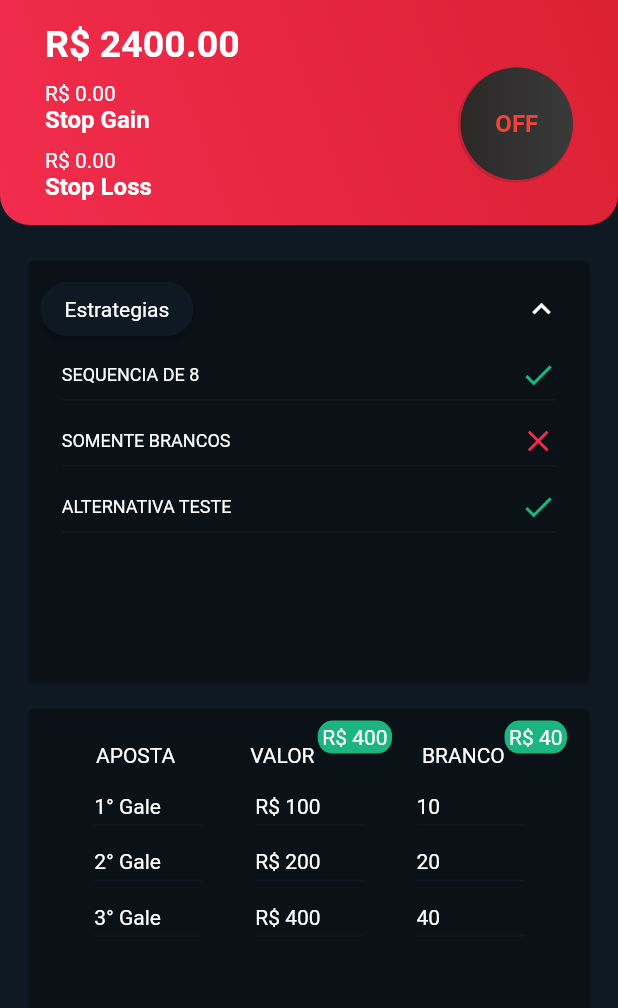
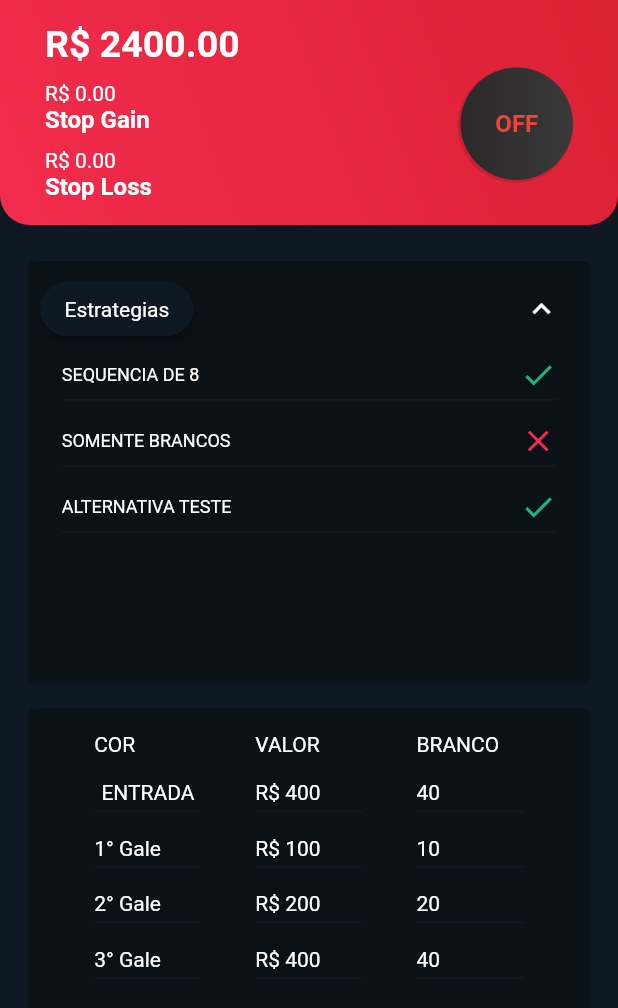
Before and after one commit to infixs/iabets-app, a Flutter app: the BlazePage screen opened directly, on a phone screen of 412 x 824 dp. Shown: the top 1008 px of the screen. Run offline on Flutter 3.47's test engine with Material 2 defaults, Android fonts, the light colour scheme and no system bars; our stand-ins replace bloc, cloud_firestore, cloud_functions, dio, equatable, file_picker and 12 more; missing offline and left inert: cloud_firestore_platform_interface; accounts and stored records are empty; project files that could hold a hidden picture were left out.

Commit message:
update ui blaze page

```diff
--- a/lib/presentation/pages/blaze/blaze_page.dart
+++ b/lib/presentation/pages/blaze/blaze_page.dart
@@ -271,23 +271,27 @@ class _BlazePageState extends State<BlazePage> {
                       padding: const EdgeInsets.all(8.0),
                       child: Column(
                         children: [
-                          Padding(
-                            padding: const EdgeInsets.only(bottom: 10),
-                            child: Row(
-                              mainAxisAlignment: MainAxisAlignment.center,
+                          Row(
                             children: [
-                                Padding(
-                                  padding: EdgeInsets.only(top: 15, left: 30),
-                                  child: Text('APOSTA',
-                                      style: TextStyle(color: Colors.white)),
+                              const Spacer(),
+                              Flexible(
+                                flex: 2,
+                                child: Container(
+                                  width: size.width * 0.2,
+                                  child: Text(
+                                    'COR',
+                                    style: TextStyle(color: Colors.white),
                                   ),
-                                Padding(
-                                  padding: const EdgeInsets.only(
-                                      left: 50, right: 20),
-                                  child: Stack(
-                                    children: [
-                                      Container(
-                                        padding: EdgeInsets.only(top: 15),
+                                ),
+                              ),
+                              const Spacer(),
+                              Flexible(
+                                flex: 2,
+                                child: Padding(
+                                  padding:
+                                      const EdgeInsets.only(top: 8, bottom: 8),
+                                  child: Container(
+                                    width: size.width * 0.2,
                                     child: Text(
                                       'VALOR',
                                       style: TextStyle(
@@ -295,52 +299,106 @@ class _BlazePageState extends State<BlazePage> {
                                       ),
                                     ),
                                   ),
-                                      Container(
-                                        margin: EdgeInsets.only(left: 45),
-                                        padding: EdgeInsets.all(3),
-                                        decoration: BoxDecoration(
-                                          borderRadius:
-                                              BorderRadius.circular(10),
-                                          color: Color(0xff1bb57f),
                                 ),
+                              ),
+                              const Spacer(),
+                              Flexible(
+                                flex: 2,
+                                child: Padding(
+                                  padding:
+                                      const EdgeInsets.only(top: 8, bottom: 8),
+                                  child: Container(
+                                    width: size.width * 0.2,
                                     child: Text(
+                                      'BRANCO',
+                                      style:
+                                          const TextStyle(color: Colors.white),
+                                    ),
+                                  ),
+                                ),
+                              ),
+                              const Spacer(),
+                            ],
+                          ),
+                          Row(
+                            children: [
+                              const Spacer(),
+                              Flexible(
+                                flex: 2,
+                                child: Column(
+                                  children: [
+                                    Text(
+                                      'ENTRADA',
+                                      style: TextStyle(color: Colors.white),
+                                    ),
+                                    Padding(
+                                      padding: const EdgeInsets.only(top: 4),
+                                      child: Container(
+                                        height: 1,
+                                        width: size.width * 0.2,
+                                        color: const Color(0xff0f1923),
+                                      ),
+                                    )
+                                  ],
+                                ),
+                              ),
+                              const Spacer(),
+                              Flexible(
+                                flex: 2,
+                                child: Padding(
+                                  padding:
+                                      const EdgeInsets.only(top: 8, bottom: 8),
+                                  child: Column(
+                                    crossAxisAlignment:
+                                        CrossAxisAlignment.start,
+                                    children: [
+                                      Text(
                                         'R\$ ${settingsController.firstBet['price']}',
                                         style: TextStyle(
                                           color: Colors.white,
                                         ),
                                       ),
+                                      Padding(
+                                        padding: const EdgeInsets.only(top: 4),
+                                        child: Container(
+                                          height: 1,
+                                          width: size.width * 0.2,
+                                          color: const Color(0xff0f1923),
+                                        ),
+                                      )
+                                    ],
+                                  ),
+                                ),
+                              ),
+                              const Spacer(),
+                              Flexible(
+                                flex: 2,
+                                child: Padding(
+                                  padding:
+                                      const EdgeInsets.only(top: 8, bottom: 8),
+                                  child: Column(
+                                    crossAxisAlignment:
+                                        CrossAxisAlignment.start,
+                                    children: [
+                                      Text(
+                                        '${settingsController.firstBet['white']}',
+                                        style: const TextStyle(
+                                            color: Colors.white),
+                                      ),
+                                      Padding(
+                                        padding: const EdgeInsets.only(top: 4),
+                                        child: Container(
+                                          height: 1,
+                                          width: size.width * 0.2,
+                                          color: const Color(0xff0f1923),
+                                        ),
                                       ),
                                     ],
                                   ),
                                 ),
-                                Stack(
-                                  children: [
-                                    Container(
-                                      padding: EdgeInsets.only(top: 15),
-                                      child: Text(
-                                        'BRANCO',
-                                        style: TextStyle(
-                                          color: Colors.white,
                               ),
-                                      ),
-                                    ),
-                                    Container(
-                                      margin: EdgeInsets.only(left: 55),
-                                      padding: EdgeInsets.all(3),
-                                      decoration: BoxDecoration(
-                                        borderRadius: BorderRadius.circular(10),
-                                        color: Color(0xff1bb57f),
-                                      ),
-                                      child: Text(
-                                        'R\$ ${settingsController.firstBet['white']}',
-                                        style: const TextStyle(
-                                            color: Colors.white),
-                                      ),
-                                    ),
+                              const Spacer()
                             ],
-                                ),
-                              ],
-                            ),
                           ),
                           Row(
                             crossAxisAlignment: CrossAxisAlignment.start,
--- a/lib/presentation/pages/blaze/components/custom_app_bar_settings/custom_app_bar_settings.dart
+++ b/lib/presentation/pages/blaze/components/custom_app_bar_settings/custom_app_bar_settings.dart
@@ -14,7 +14,8 @@ class CustomAppBarSettings extends StatelessWidget
 
   @override
   Widget build(BuildContext context) {
-    return Container(
+    return SafeArea(
+      child: Container(
         height: preferredSize.height,
         alignment: Alignment.center,
         decoration: const BoxDecoration(
@@ -28,6 +29,7 @@ class CustomAppBarSettings extends StatelessWidget
           ),
         ),
         child: child,
+      ),
     );
   }
 }
--- a/lib/presentation/pages/blaze/settings_blaze_page.dart
+++ b/lib/presentation/pages/blaze/settings_blaze_page.dart
@@ -44,7 +44,8 @@ class _SettingsPageState extends State<SettingsPage> {
           ],
         ),
       ),
-      body: Form(
+      body: SingleChildScrollView(
+        child: Form(
           child: Padding(
             padding: const EdgeInsets.all(8.0),
             child: Column(
@@ -52,7 +53,16 @@ class _SettingsPageState extends State<SettingsPage> {
                 TextFormField(
                   controller: settingsController.stopGainController,
                   decoration: const InputDecoration(
-                  labelText: 'Stop Gain',
+                    fillColor: Colors.white,
+                    focusedBorder: OutlineInputBorder(
+                      borderSide:
+                          BorderSide(color: Color(0xff1bb57f), width: 1.0),
+                    ),
+                    enabledBorder: OutlineInputBorder(
+                      borderSide: BorderSide(color: Colors.white, width: 1.0),
+                    ),
+                    labelText: 'Stop gain',
+                    labelStyle: TextStyle(color: Colors.white),
                     border: OutlineInputBorder(
                       borderRadius: BorderRadius.all(
                         Radius.circular(2),
@@ -65,7 +75,16 @@ class _SettingsPageState extends State<SettingsPage> {
                   child: TextFormField(
                     controller: settingsController.stoplossController,
                     decoration: const InputDecoration(
+                      fillColor: Colors.white,
+                      focusedBorder: OutlineInputBorder(
+                        borderSide:
+                            BorderSide(color: Color(0xff1bb57f), width: 1.0),
+                      ),
+                      enabledBorder: OutlineInputBorder(
+                        borderSide: BorderSide(color: Colors.white, width: 1.0),
+                      ),
                       labelText: 'Stop loss',
+                      labelStyle: TextStyle(color: Colors.white),
                       border: OutlineInputBorder(
                         borderRadius: BorderRadius.all(
                           Radius.circular(2),
@@ -78,7 +97,8 @@ class _SettingsPageState extends State<SettingsPage> {
                   shrinkWrap: true,
                   itemCount: settingsController.strategies.length,
                   itemBuilder: (BuildContext context, int index) => Padding(
-                  padding: const EdgeInsets.only(left: 8, right: 8, bottom: 8),
+                    padding:
+                        const EdgeInsets.only(left: 8, right: 8, bottom: 8),
                     child: Column(
                       children: [
                         Row(
@@ -93,7 +113,8 @@ class _SettingsPageState extends State<SettingsPage> {
                                   ['value'],
                               onChanged: (value) {
                                 setState(() {
-                                settingsController.strategies[index]['value'] =
+                                  settingsController.strategies[index]
+                                          ['value'] =
                                       !settingsController.strategies[index]
                                           ['value'];
                                 });
@@ -127,9 +148,20 @@ class _SettingsPageState extends State<SettingsPage> {
                       Flexible(
                         flex: 5,
                         child: TextFormField(
-                        controller: settingsController.firstBetPriceController,
+                          controller:
+                              settingsController.firstBetPriceController,
                           decoration: const InputDecoration(
+                            fillColor: Colors.white,
+                            focusedBorder: OutlineInputBorder(
+                              borderSide: BorderSide(
+                                  color: Color(0xff1bb57f), width: 1.0),
+                            ),
+                            enabledBorder: OutlineInputBorder(
+                              borderSide:
+                                  BorderSide(color: Colors.white, width: 1.0),
+                            ),
                             labelText: 'Valor',
+                            labelStyle: TextStyle(color: Colors.white),
                             border: OutlineInputBorder(
                               borderRadius: BorderRadius.all(
                                 Radius.circular(2),
@@ -142,9 +174,20 @@ class _SettingsPageState extends State<SettingsPage> {
                       Flexible(
                         flex: 5,
                         child: TextFormField(
-                        controller: settingsController.firstBetWhiteController,
+                          controller:
+                              settingsController.firstBetWhiteController,
                           decoration: const InputDecoration(
+                            fillColor: Colors.white,
+                            focusedBorder: OutlineInputBorder(
+                              borderSide: BorderSide(
+                                  color: Color(0xff1bb57f), width: 1.0),
+                            ),
+                            enabledBorder: OutlineInputBorder(
+                              borderSide:
+                                  BorderSide(color: Colors.white, width: 1.0),
+                            ),
                             labelText: 'Branco',
+                            labelStyle: TextStyle(color: Colors.white),
                             border: OutlineInputBorder(
                               borderRadius: BorderRadius.all(
                                 Radius.circular(2),
@@ -156,8 +199,17 @@ class _SettingsPageState extends State<SettingsPage> {
                     ],
                   ),
                 ),
-              Padding(
-                padding: const EdgeInsets.only(top: 50),
+              ],
+            ),
+          ),
+        ),
+      ),
+      bottomNavigationBar: Padding(
+        padding: const EdgeInsets.only(
+          left: 20,
+          right: 20,
+          bottom: 25,
+        ),
         child: SizedBox(
           height: 40,
           child: ElevatedButton(
@@ -178,10 +230,6 @@ class _SettingsPageState extends State<SettingsPage> {
             ),
           ),
         ),
-              )
-            ],
-          ),
-        ),
       ),
     );
   }
```
Also changed, not shown: 2 other files. Lines whose indentation alone changed are shown as unchanged.
